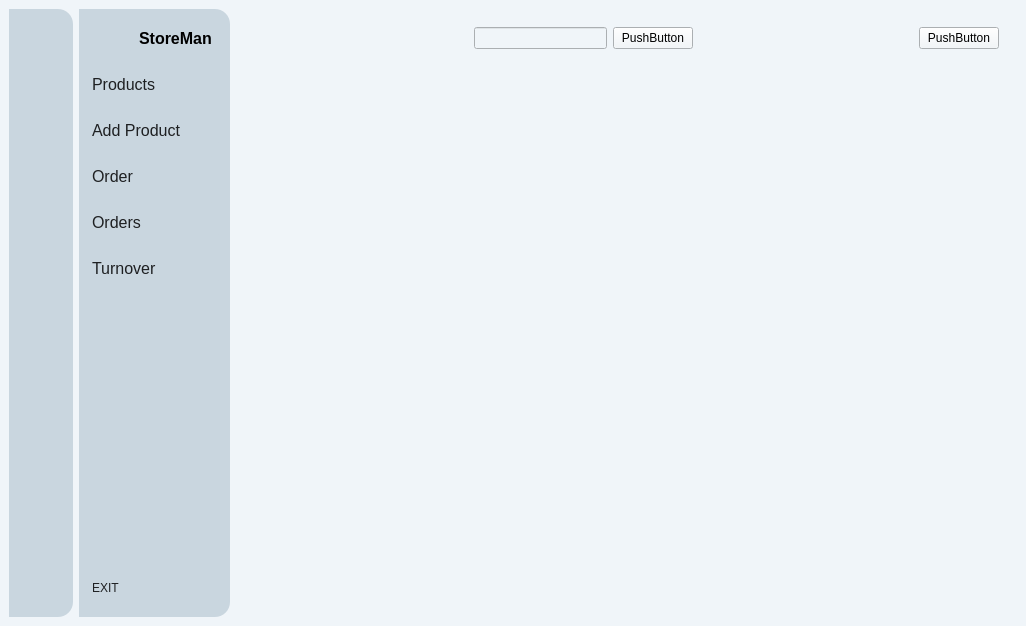
First picture: the form in StoreMan/mainwindow.ui, repository rezaqomy/StoreMan, before the edit.
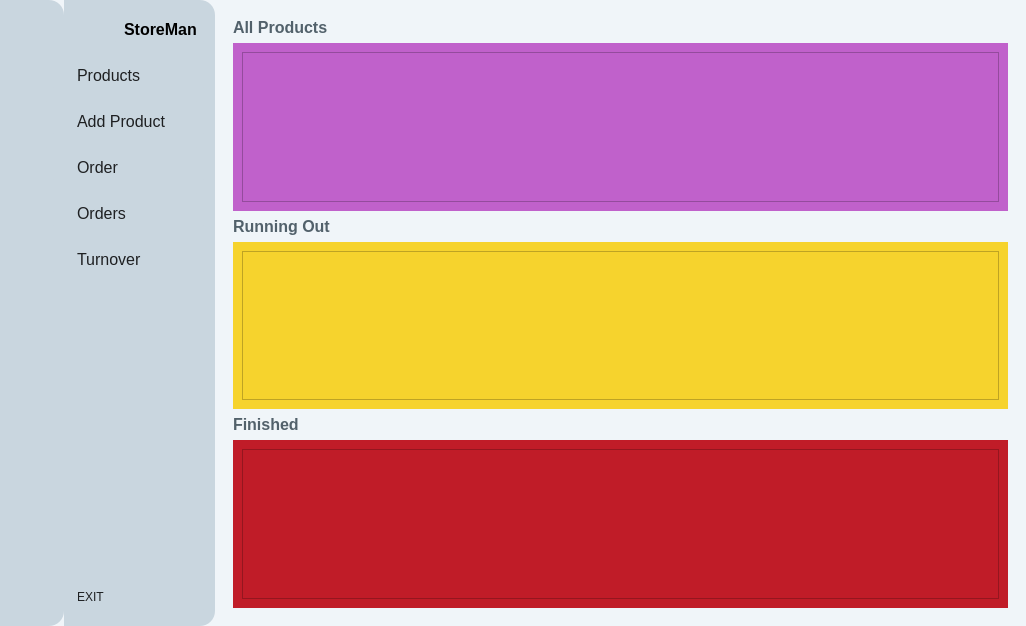
Second picture: the form after the edit. Icons and pictures are not drawn.

Commit message: add more method product

What changed in the file:
```diff
--- a/StoreMan/mainwindow.ui
+++ b/StoreMan/mainwindow.ui
@@ -27,81 +27,21 @@
   </property>
   <widget class="QWidget" name="centralwidget">
    <layout class="QGridLayout" name="gridLayout">
-    <item row="0" column="2">
-     <widget class="QWidget" name="widget" native="true">
-      <property name="minimumSize">
-       <size>
-        <width>500</width>
-        <height>0</height>
-       </size>
-      </property>
-      <layout class="QHBoxLayout" name="horizontalLayout_4">
-       <item>
-        <widget class="QWidget" name="widget_2" native="true">
-         <layout class="QVBoxLayout" name="verticalLayout_5">
-          <item>
-           <layout class="QHBoxLayout" name="horizontalLayout_3">
-            <item>
-             <spacer name="horizontalSpacer_2">
-              <property name="orientation">
-               <enum>Qt::Horizontal</enum>
-              </property>
-              <property name="sizeHint" stdset="0">
-               <size>
-                <width>40</width>
-                <height>20</height>
-               </size>
-              </property>
-             </spacer>
-            </item>
-            <item>
-             <layout class="QHBoxLayout" name="horizontalLayout">
-              <item>
-               <widget class="QLineEdit" name="lineEdit"/>
-              </item>
-              <item>
-               <widget class="QPushButton" name="pushButton_11">
-                <property name="text">
-                 <string>PushButton</string>
-                </property>
-               </widget>
-              </item>
-             </layout>
-            </item>
-            <item>
-             <spacer name="horizontalSpacer">
-              <property name="orientation">
-               <enum>Qt::Horizontal</enum>
-              </property>
-              <property name="sizeHint" stdset="0">
-               <size>
-                <width>208</width>
-                <height>20</height>
-               </size>
-              </property>
-             </spacer>
-            </item>
-            <item>
-             <widget class="QPushButton" name="pushButton_12">
-              <property name="text">
-               <string>PushButton</string>
-              </property>
-             </widget>
-            </item>
-           </layout>
-          </item>
-          <item>
-           <widget class="QStackedWidget" name="stackedWidget">
-            <widget class="QWidget" name="page"/>
-            <widget class="QWidget" name="page_2"/>
-           </widget>
-          </item>
-         </layout>
-        </widget>
-       </item>
-      </layout>
-     </widget>
-    </item>
+    <property name="leftMargin">
+     <number>0</number>
+    </property>
+    <property name="topMargin">
+     <number>0</number>
+    </property>
+    <property name="rightMargin">
+     <number>0</number>
+    </property>
+    <property name="bottomMargin">
+     <number>0</number>
+    </property>
+    <property name="spacing">
+     <number>0</number>
+    </property>
     <item row="0" column="0">
      <widget class="QWidget" name="icon_only_widget" native="true">
       <property name="minimumSize">
@@ -405,6 +345,325 @@
       </layout>
      </widget>
     </item>
+    <item row="0" column="2">
+     <widget class="QWidget" name="main_widget" native="true">
+      <property name="minimumSize">
+       <size>
+        <width>500</width>
+        <height>0</height>
+       </size>
+      </property>
+      <layout class="QHBoxLayout" name="horizontalLayout_4">
+       <item>
+        <widget class="QWidget" name="main_widget_2" native="true">
+         <layout class="QVBoxLayout" name="verticalLayout_5">
+          <property name="spacing">
+           <number>0</number>
+          </property>
+          <property name="leftMargin">
+           <number>0</number>
+          </property>
+          <property name="topMargin">
+           <number>0</number>
+          </property>
+          <property name="rightMargin">
+           <number>0</number>
+          </property>
+          <property name="bottomMargin">
+           <number>0</number>
+          </property>
+          <item>
+           <widget class="QStackedWidget" name="Screen_widget">
+            <property name="styleSheet">
+             <string notr="true">QPushButton{
+	color: rgb(82, 97, 107);
+	border:none;
+	text-align:left;
+}
+</string>
+            </property>
+            <property name="currentIndex">
+             <number>0</number>
+            </property>
+            <widget class="QWidget" name="Product_Veiw">
+             <property name="styleSheet">
+              <string notr="true"/>
+             </property>
+             <layout class="QVBoxLayout" name="verticalLayout_3">
+              <item>
+               <layout class="QHBoxLayout" name="horizontalLayout_6">
+                <property name="spacing">
+                 <number>0</number>
+                </property>
+                <item>
+                 <widget class="QPushButton" name="all_product_button">
+                  <property name="font">
+                   <font>
+                    <pointsize>12</pointsize>
+                    <weight>75</weight>
+                    <bold>true</bold>
+                   </font>
+                  </property>
+                  <property name="cursor">
+                   <cursorShape>PointingHandCursor</cursorShape>
+                  </property>
+                  <property name="styleSheet">
+                   <string notr="true"/>
+                  </property>
+                  <property name="text">
+                   <string>All Products</string>
+                  </property>
+                 </widget>
+                </item>
+                <item>
+                 <spacer name="horizontalSpacer">
+                  <property name="orientation">
+                   <enum>Qt::Horizontal</enum>
+                  </property>
+                  <property name="sizeHint" stdset="0">
+                   <size>
+                    <width>668</width>
+                    <height>13</height>
+                   </size>
+                  </property>
+                 </spacer>
+                </item>
+               </layout>
+              </item>
+              <item>
+               <widget class="QWidget" name="all_product_widget" native="true">
+                <property name="minimumSize">
+                 <size>
+                  <width>775</width>
+                  <height>144</height>
+                 </size>
+                </property>
+                <property name="styleSheet">
+                 <string notr="true">background-color: rgb(192, 97, 203);</string>
+                </property>
+                <layout class="QHBoxLayout" name="horizontalLayout_5">
+                 <item>
+                  <widget class="QListView" name="all_product_listView"/>
+                 </item>
+                </layout>
+               </widget>
+              </item>
+              <item>
+               <layout class="QHBoxLayout" name="horizontalLayout_3">
+                <item>
+                 <widget class="QPushButton" name="runining_out_button">
+                  <property name="font">
+                   <font>
+                    <pointsize>12</pointsize>
+                    <weight>75</weight>
+                    <bold>true</bold>
+                   </font>
+                  </property>
+                  <property name="cursor">
+                   <cursorShape>PointingHandCursor</cursorShape>
+                  </property>
+                  <property name="styleSheet">
+                   <string notr="true"/>
+                  </property>
+                  <property name="text">
+                   <string>Running Out</string>
+                  </property>
+                 </widget>
+                </item>
+                <item>
+                 <spacer name="horizontalSpacer_3">
+                  <property name="orientation">
+                   <enum>Qt::Horizontal</enum>
+                  </property>
+                  <property name="sizeHint" stdset="0">
+                   <size>
+                    <width>668</width>
+                    <height>13</height>
+                   </size>
+                  </property>
+                 </spacer>
+                </item>
+               </layout>
+              </item>
+              <item>
+               <widget class="QWidget" name="running_out_widget" native="true">
+                <property name="minimumSize">
+                 <size>
+                  <width>775</width>
+                  <height>144</height>
+                 </size>
+                </property>
+                <property name="styleSheet">
+                 <string notr="true">background-color: rgb(246, 211, 45);</string>
+                </property>
+                <layout class="QHBoxLayout" name="horizontalLayout_7">
+                 <item>
+                  <widget class="QListView" name="running_out_listView"/>
+                 </item>
+                </layout>
+               </widget>
+              </item>
+              <item>
+               <layout class="QHBoxLayout" name="horizontalLayout">
+                <item>
+                 <widget class="QPushButton" name="finished_product_button">
+                  <property name="font">
+                   <font>
+                    <pointsize>12</pointsize>
+                    <weight>75</weight>
+                    <bold>true</bold>
+                   </font>
+                  </property>
+                  <property name="cursor">
+                   <cursorShape>PointingHandCursor</cursorShape>
+                  </property>
+                  <property name="styleSheet">
+                   <string notr="true"/>
+                  </property>
+                  <property name="text">
+                   <string>Finished</string>
+                  </property>
+                 </widget>
+                </item>
+                <item>
+                 <spacer name="horizontalSpacer_4">
+                  <property name="orientation">
+                   <enum>Qt::Horizontal</enum>
+                  </property>
+                  <property name="sizeHint" stdset="0">
+                   <size>
+                    <width>668</width>
+                    <height>13</height>
+                   </size>
+                  </property>
+                 </spacer>
+                </item>
+               </layout>
+              </item>
+              <item>
+               <widget class="QWidget" name="finished_prudoct_widget" native="true">
+                <property name="minimumSize">
+                 <size>
+                  <width>775</width>
+                  <height>144</height>
+                 </size>
+                </property>
+                <property name="styleSheet">
+                 <string notr="true">background-color: rgb(192, 28, 40);</string>
+                </property>
+                <layout class="QHBoxLayout" name="horizontalLayout_8">
+                 <item>
+                  <widget class="QListView" name="finished_product_listView"/>
+                 </item>
+                </layout>
+               </widget>
+              </item>
+             </layout>
+            </widget>
+            <widget class="QWidget" name="add_product_view">
+             <widget class="QLabel" name="add_product_view_label">
+              <property name="geometry">
+               <rect>
+                <x>290</x>
+                <y>200</y>
+                <width>161</width>
+                <height>81</height>
+               </rect>
+              </property>
+              <property name="font">
+               <font>
+                <pointsize>20</pointsize>
+                <weight>75</weight>
+                <bold>true</bold>
+               </font>
+              </property>
+              <property name="styleSheet">
+               <string notr="true">color: rgb(0, 0, 0);
+</string>
+              </property>
+              <property name="text">
+               <string>add product</string>
+              </property>
+             </widget>
+            </widget>
+            <widget class="QWidget" name="order_view">
+             <widget class="QLabel" name="label_3">
+              <property name="geometry">
+               <rect>
+                <x>290</x>
+                <y>220</y>
+                <width>161</width>
+                <height>81</height>
+               </rect>
+              </property>
+              <property name="font">
+               <font>
+                <pointsize>20</pointsize>
+                <weight>75</weight>
+                <bold>true</bold>
+               </font>
+              </property>
+              <property name="styleSheet">
+               <string notr="true">color: rgb(0, 0, 0);
+</string>
+              </property>
+              <property name="text">
+               <string>order</string>
+              </property>
+             </widget>
+            </widget>
+            <widget class="QWidget" name="orders_view">
+             <widget class="QLabel" name="label_4">
+              <property name="geometry">
+               <rect>
+                <x>440</x>
+                <y>270</y>
+                <width>161</width>
+                <height>81</height>
+               </rect>
+              </property>
+              <property name="font">
+               <font>
+                <pointsize>20</pointsize>
+                <weight>75</weight>
+                <bold>true</bold>
+               </font>
+              </property>
+              <property name="styleSheet">
+               <string notr="true">color: rgb(0, 0, 0);
+</string>
+              </property>
+              <property name="text">
+               <string>orders</string>
+              </property>
+             </widget>
+            </widget>
+            <widget class="QWidget" name="Turnover_view">
+             <widget class="QLabel" name="label">
+              <property name="geometry">
+               <rect>
+                <x>370</x>
+                <y>170</y>
+                <width>66</width>
+                <height>17</height>
+               </rect>
+              </property>
+              <property name="styleSheet">
+               <string notr="true">color: rgb(0, 0, 0);</string>
+              </property>
+              <property name="text">
+               <string>turnover</string>
+              </property>
+             </widget>
+            </widget>
+           </widget>
+          </item>
+         </layout>
+        </widget>
+       </item>
+      </layout>
+     </widget>
+    </item>
     <item row="0" column="1">
      <widget class="QWidget" name="icon_name_widget" native="true">
       <property name="sizePolicy">
@@ -498,7 +757,7 @@
           </widget>
          </item>
          <item>
-          <widget class="QLabel" name="label_3">
+          <widget class="QLabel" name="store_man_label">
            <property name="font">
             <font>
              <pointsize>12</pointsize>
```
Left out of the diff: 163 changed lines with no effect on the pictures. The commit also changes 6 other files.
